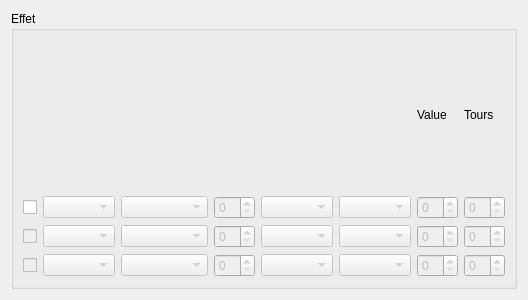
Old version of the form app/view/forms/effectview.ui in the repository r0nd0ud0u/qt-rpg.
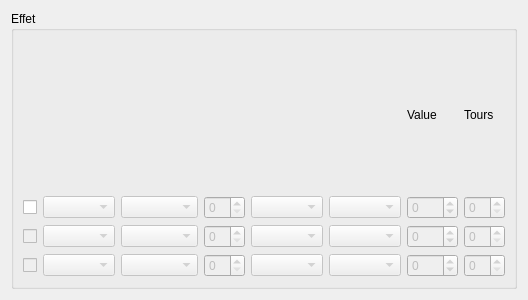
New version of the form.

Commit message: add fleur de l espoir

Patch:
```diff
--- a/app/view/forms/effectview.ui
+++ b/app/view/forms/effectview.ui
@@ -27,6 +27,9 @@
           <property name="enabled">
            <bool>false</bool>
           </property>
+          <property name="minimum">
+           <number>-100</number>
+          </property>
          </widget>
         </item>
         <item row="1" column="4">
@@ -134,6 +137,9 @@
           <property name="enabled">
            <bool>false</bool>
           </property>
+          <property name="minimum">
+           <number>-100</number>
+          </property>
          </widget>
         </item>
         <item row="1" column="0">
@@ -179,6 +185,9 @@
           <property name="enabled">
            <bool>false</bool>
           </property>
+          <property name="minimum">
+           <number>-100</number>
+          </property>
          </widget>
         </item>
         <item row="0" column="9">
```
The commit also changes 1 other file.
